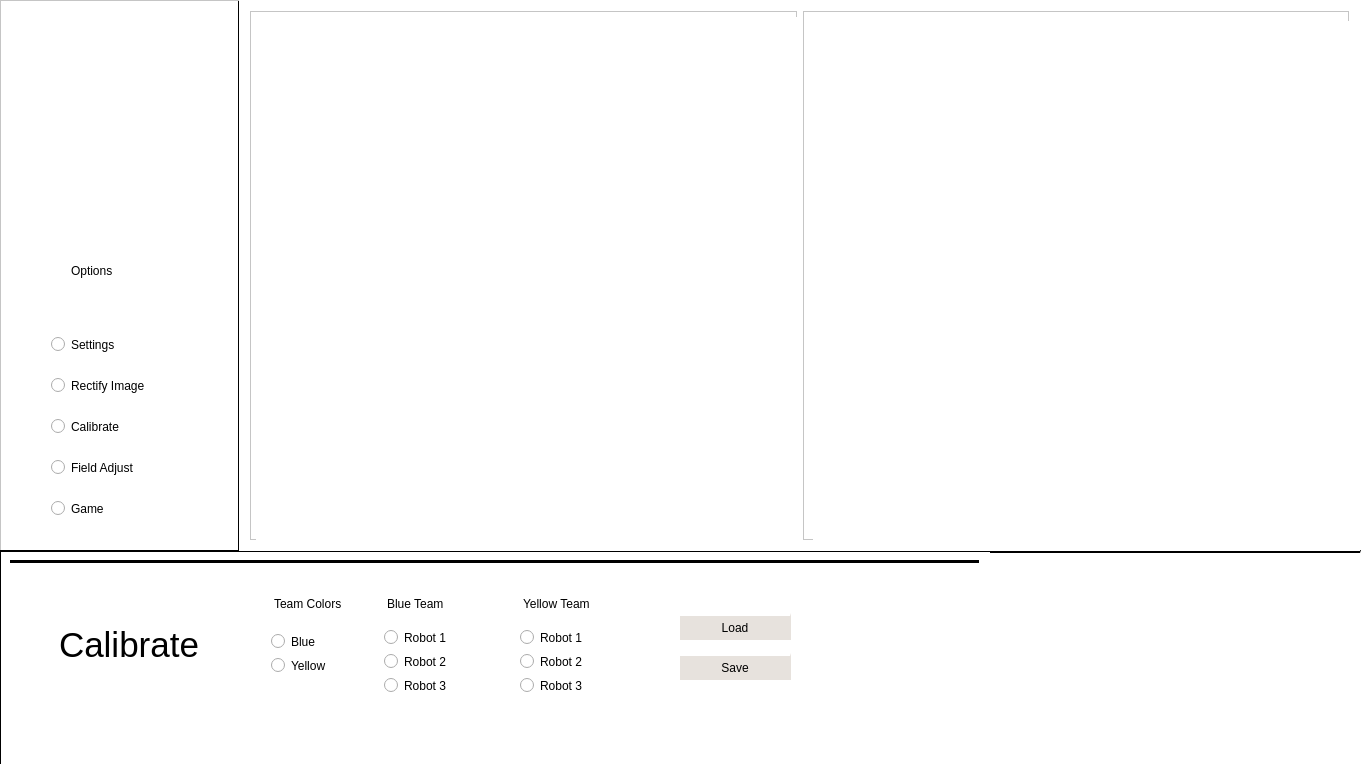
This is Interface/mainwindow.ui in psenna/RobokVSS_A as Qt 5 draws it before an edit. The edited form follows.
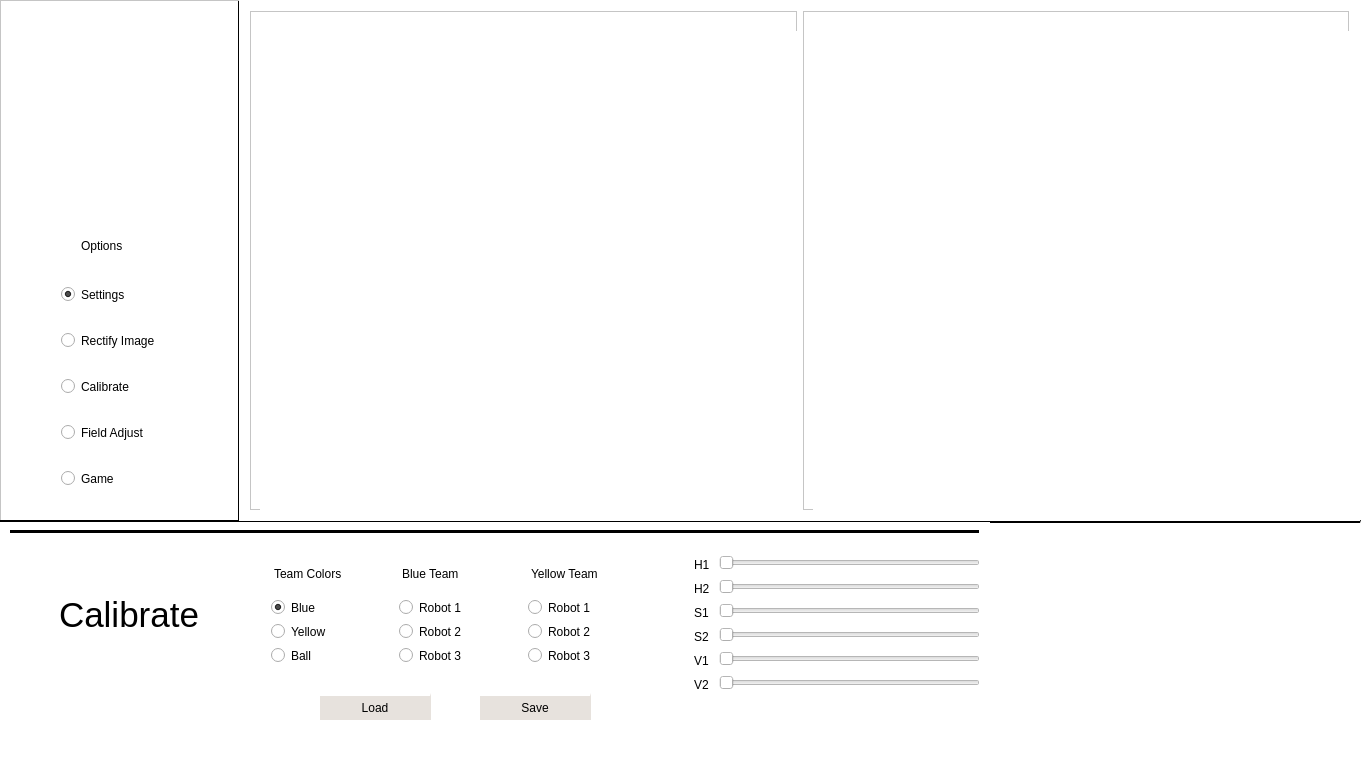
This is the edited form. The open tabs and pages were chosen to show the change. Icons and pictures are not drawn.

Commit message: adicionado readwrite.h, save e load button da calibragem funcionando, problema de delay na tela de calibragem resolvido pra calibragem só falta o click mesmo agora, o resto ta tudo funfando ah é, readwrite é uma biblioteca pra fazer a persistencia dos dados

```diff
--- a/Interface/mainwindow.ui
+++ b/Interface/mainwindow.ui
@@ -43,8 +43,8 @@
     <widget class="QWidget" name="verticalWidget" native="true">
      <property name="geometry">
       <rect>
-       <x>40</x>
-       <y>220</y>
+       <x>50</x>
+       <y>210</y>
        <width>160</width>
        <height>307</height>
       </rect>
@@ -61,10 +61,13 @@
           <property name="orientation">
            <enum>Qt::Vertical</enum>
           </property>
+          <property name="sizeType">
+           <enum>QSizePolicy::Fixed</enum>
+          </property>
           <property name="sizeHint" stdset="0">
            <size>
             <width>20</width>
-            <height>40</height>
+            <height>20</height>
            </size>
           </property>
          </spacer>
@@ -81,10 +84,13 @@
           <property name="orientation">
            <enum>Qt::Vertical</enum>
           </property>
+          <property name="sizeType">
+           <enum>QSizePolicy::Fixed</enum>
+          </property>
           <property name="sizeHint" stdset="0">
            <size>
             <width>20</width>
-            <height>40</height>
+            <height>20</height>
            </size>
           </property>
          </spacer>
@@ -96,19 +102,28 @@
         <property name="orientation">
          <enum>Qt::Horizontal</enum>
         </property>
+        <property name="sizeType">
+         <enum>QSizePolicy::Fixed</enum>
+        </property>
         <property name="sizeHint" stdset="0">
          <size>
           <width>40</width>
-          <height>20</height>
+          <height>10</height>
          </size>
         </property>
        </spacer>
       </item>
       <item>
        <widget class="QRadioButton" name="radioButton">
+        <property name="enabled">
+         <bool>true</bool>
+        </property>
         <property name="text">
          <string>Settings</string>
         </property>
+        <property name="checked">
+         <bool>true</bool>
+        </property>
        </widget>
       </item>
       <item>
@@ -116,10 +131,13 @@
         <property name="orientation">
          <enum>Qt::Horizontal</enum>
         </property>
+        <property name="sizeType">
+         <enum>QSizePolicy::Fixed</enum>
+        </property>
         <property name="sizeHint" stdset="0">
          <size>
           <width>40</width>
-          <height>20</height>
+          <height>10</height>
          </size>
         </property>
        </spacer>
@@ -136,10 +154,13 @@
         <property name="orientation">
          <enum>Qt::Horizontal</enum>
         </property>
+        <property name="sizeType">
+         <enum>QSizePolicy::Fixed</enum>
+        </property>
         <property name="sizeHint" stdset="0">
          <size>
           <width>40</width>
-          <height>20</height>
+          <height>10</height>
          </size>
         </property>
        </spacer>
@@ -156,10 +177,13 @@
         <property name="orientation">
          <enum>Qt::Horizontal</enum>
         </property>
+        <property name="sizeType">
+         <enum>QSizePolicy::Fixed</enum>
+        </property>
         <property name="sizeHint" stdset="0">
          <size>
           <width>40</width>
-          <height>20</height>
+          <height>10</height>
          </size>
         </property>
        </spacer>
@@ -176,10 +200,13 @@
         <property name="orientation">
          <enum>Qt::Horizontal</enum>
         </property>
+        <property name="sizeType">
+         <enum>QSizePolicy::Fixed</enum>
+        </property>
         <property name="sizeHint" stdset="0">
          <size>
           <width>40</width>
-          <height>20</height>
+          <height>10</height>
          </size>
         </property>
        </spacer>
@@ -199,7 +226,7 @@
        <x>10</x>
        <y>10</y>
        <width>221</width>
-       <height>211</height>
+       <height>201</height>
       </rect>
      </property>
      <property name="styleSheet">
@@ -212,15 +239,14 @@
     <property name="geometry">
      <rect>
       <x>0</x>
-      <y>550</y>
+      <y>520</y>
       <width>1361</width>
-      <height>221</height>
+      <height>241</height>
      </rect>
     </property>
     <property name="styleSheet">
      <string notr="true">background-color: rgb(255, 255, 255);
-border-top: 3px solid black;
-border-left: 2px solid black</string>
+border-top: 3px solid black;</string>
     </property>
     <property name="frameShape">
      <enum>QFrame::StyledPanel</enum>
@@ -234,7 +260,7 @@
        <x>-1</x>
        <y>-1</y>
        <width>991</width>
-       <height>221</height>
+       <height>241</height>
       </rect>
      </property>
      <layout class="QVBoxLayout" name="verticalLayout_2">
@@ -736,8 +762,8 @@
          <widget class="QPushButton" name="pushButton_5">
           <property name="geometry">
            <rect>
-            <x>670</x>
-            <y>90</y>
+            <x>470</x>
+            <y>160</y>
             <width>111</width>
             <height>27</height>
            </rect>
@@ -752,8 +778,8 @@
          <widget class="QPushButton" name="pushButton_6">
           <property name="geometry">
            <rect>
-            <x>670</x>
-            <y>50</y>
+            <x>310</x>
+            <y>160</y>
             <width>111</width>
             <height>27</height>
            </rect>
@@ -790,6 +816,9 @@
                <property name="text">
                 <string>Blue</string>
                </property>
+               <property name="checked">
+                <bool>true</bool>
+               </property>
               </widget>
              </item>
              <item>
@@ -800,20 +829,11 @@
               </widget>
              </item>
              <item>
-              <spacer name="horizontalSpacer_8">
-               <property name="orientation">
-                <enum>Qt::Horizontal</enum>
+              <widget class="QRadioButton" name="radioButtonBall">
+               <property name="text">
+                <string>Ball</string>
                </property>
-               <property name="sizeType">
-                <enum>QSizePolicy::Fixed</enum>
-               </property>
-               <property name="sizeHint" stdset="0">
-                <size>
-                 <width>107</width>
-                 <height>20</height>
-                </size>
-               </property>
-              </spacer>
+              </widget>
              </item>
             </layout>
            </item>
@@ -886,6 +906,120 @@
            </item>
           </layout>
          </widget>
+         <widget class="QWidget" name="formLayoutWidget">
+          <property name="geometry">
+           <rect>
+            <x>670</x>
+            <y>10</y>
+            <width>311</width>
+            <height>188</height>
+           </rect>
+          </property>
+          <layout class="QFormLayout" name="formLayout">
+           <item row="0" column="0">
+            <widget class="QLabel" name="label_27">
+             <property name="text">
+              <string>H1</string>
+             </property>
+            </widget>
+           </item>
+           <item row="0" column="1">
+            <widget class="QSlider" name="horizontalSliderh1">
+             <property name="maximum">
+              <number>180</number>
+             </property>
+             <property name="orientation">
+              <enum>Qt::Horizontal</enum>
+             </property>
+            </widget>
+           </item>
+           <item row="1" column="0">
+            <widget class="QLabel" name="label_28">
+             <property name="text">
+              <string>H2</string>
+             </property>
+            </widget>
+           </item>
+           <item row="1" column="1">
+            <widget class="QSlider" name="horizontalSliderh2">
+             <property name="maximum">
+              <number>180</number>
+             </property>
+             <property name="orientation">
+              <enum>Qt::Horizontal</enum>
+             </property>
+            </widget>
+           </item>
+           <item row="2" column="0">
+            <widget class="QLabel" name="label_29">
+             <property name="text">
+              <string>S1</string>
+             </property>
+            </widget>
+           </item>
+           <item row="3" column="0">
+            <widget class="QLabel" name="label_30">
+             <property name="text">
+              <string>S2</string>
+             </property>
+            </widget>
+           </item>
+           <item row="4" column="0">
+            <widget class="QLabel" name="label_31">
+             <property name="text">
+              <string>V1</string>
+             </property>
+            </widget>
+           </item>
+           <item row="5" column="0">
+            <widget class="QLabel" name="label_32">
+             <property name="text">
+              <string>V2</string>
+             </property>
+            </widget>
+           </item>
+           <item row="2" column="1">
+            <widget class="QSlider" name="horizontalSliders1">
+             <property name="maximum">
+              <number>255</number>
+             </property>
+             <property name="orientation">
+              <enum>Qt::Horizontal</enum>
+             </property>
+            </widget>
+           </item>
+           <item row="3" column="1">
+            <widget class="QSlider" name="horizontalSliders2">
+             <property name="maximum">
+              <number>255</number>
+             </property>
+             <property name="orientation">
+              <enum>Qt::Horizontal</enum>
+             </property>
+            </widget>
+           </item>
+           <item row="4" column="1">
+            <widget class="QSlider" name="horizontalSliderv1">
+             <property name="maximum">
+              <number>255</number>
+             </property>
+             <property name="orientation">
+              <enum>Qt::Horizontal</enum>
+             </property>
+            </widget>
+           </item>
+           <item row="5" column="1">
+            <widget class="QSlider" name="horizontalSliderv2">
+             <property name="maximum">
+              <number>255</number>
+             </property>
+             <property name="orientation">
+              <enum>Qt::Horizontal</enum>
+             </property>
+            </widget>
+           </item>
+          </layout>
+         </widget>
         </widget>
         <widget class="QWidget" name="FieldAdjust">
          <property name="styleSheet">
@@ -1331,7 +1465,7 @@
       <x>239</x>
       <y>0</y>
       <width>1121</width>
-      <height>551</height>
+      <height>521</height>
      </rect>
     </property>
     <layout class="QHBoxLayout" name="horizontalLayout_2">
@@ -1349,10 +1483,10 @@
        <widget class="QLabel" name="label_2">
         <property name="geometry">
          <rect>
-          <x>6</x>
-          <y>6</y>
+          <x>10</x>
+          <y>20</y>
           <width>541</width>
-          <height>531</height>
+          <height>481</height>
          </rect>
         </property>
         <property name="text">
@@ -1376,9 +1510,9 @@
         <property name="geometry">
          <rect>
           <x>10</x>
-          <y>10</y>
+          <y>20</y>
           <width>541</width>
-          <height>531</height>
+          <height>491</height>
          </rect>
         </property>
         <property name="text">
```
Left out of the diff: 20 changed lines with no effect on the pictures. The commit also changes 13 other files.
